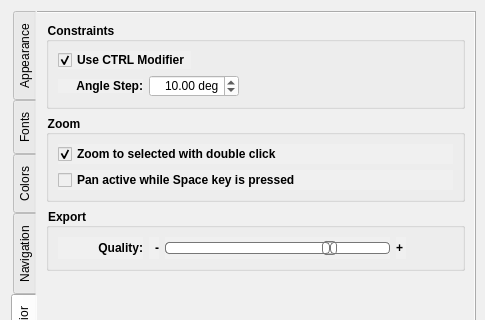
This is src/app/seamly2d/dialogs/configpages/preferencesgraphicsviewpage.ui in FashionFreedom/Seamly2D as Qt 5 draws it before an edit; both pictures show x 0 to 485 and y 0 to 320 of the 485 by 570 pixel window. The edited form follows.
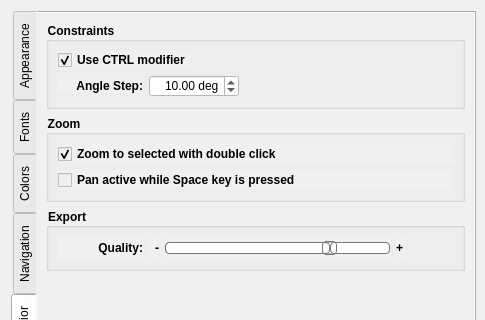
This is the edited form. The open tabs and pages were chosen to show the change. Custom widgets are drawn as their Qt base class.

```diff
--- a/src/app/seamly2d/dialogs/configpages/preferencesgraphicsviewpage.ui
+++ b/src/app/seamly2d/dialogs/configpages/preferencesgraphicsviewpage.ui
@@ -2484,7 +2484,7 @@
              </font>
             </property>
             <property name="text">
-             <string>Use CTRL Modifier</string>
+             <string>Use CTRL modifier</string>
             </property>
             <property name="checked">
              <bool>true</bool>
```
